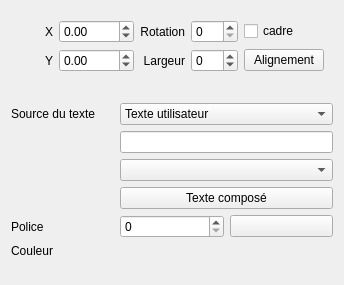
qelectrotech/qelectrotech-source-mirror, file sources/editor/ui/dynamictextfieldeditor.ui: the form before one commit.
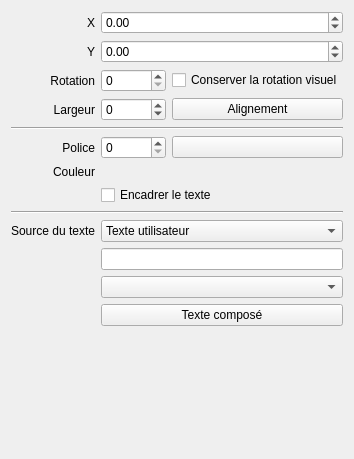
The form after the commit.

Commit message: Element editor: make element text option "keep visual rotation" editable.

```diff
--- a/sources/editor/ui/dynamictextfieldeditor.ui
+++ b/sources/editor/ui/dynamictextfieldeditor.ui
@@ -6,15 +6,132 @@
    <rect>
     <x>0</x>
     <y>0</y>
-    <width>344</width>
-    <height>285</height>
+    <width>354</width>
+    <height>459</height>
    </rect>
   </property>
   <property name="windowTitle">
    <string>Form</string>
   </property>
   <layout class="QGridLayout" name="m_main_grid_layout">
-   <item row="2" column="1" colspan="2">
+   <item row="5" column="2">
+    <widget class="QPushButton" name="m_font_pb">
+     <property name="text">
+      <string/>
+     </property>
+    </widget>
+   </item>
+   <item row="1" column="1" colspan="2">
+    <widget class="QDoubleSpinBox" name="m_y_sb">
+     <property name="minimum">
+      <double>-5000.000000000000000</double>
+     </property>
+     <property name="maximum">
+      <double>5000.000000000000000</double>
+     </property>
+    </widget>
+   </item>
+   <item row="5" column="1">
+    <widget class="QSpinBox" name="m_size_sb"/>
+   </item>
+   <item row="2" column="0">
+    <widget class="QLabel" name="label_7">
+     <property name="text">
+      <string>Rotation</string>
+     </property>
+     <property name="alignment">
+      <set>Qt::AlignRight|Qt::AlignTrailing|Qt::AlignVCenter</set>
+     </property>
+    </widget>
+   </item>
+   <item row="12" column="1" colspan="2">
+    <widget class="QPushButton" name="m_composite_text_pb">
+     <property name="text">
+      <string>Texte composé</string>
+     </property>
+    </widget>
+   </item>
+   <item row="1" column="0">
+    <widget class="QLabel" name="label_6">
+     <property name="text">
+      <string>Y</string>
+     </property>
+     <property name="alignment">
+      <set>Qt::AlignRight|Qt::AlignTrailing|Qt::AlignVCenter</set>
+     </property>
+    </widget>
+   </item>
+   <item row="10" column="1" colspan="2">
+    <widget class="QLineEdit" name="m_user_text_le"/>
+   </item>
+   <item row="3" column="1">
+    <widget class="QSpinBox" name="m_width_sb">
+     <property name="minimum">
+      <number>-1</number>
+     </property>
+     <property name="maximum">
+      <number>500</number>
+     </property>
+    </widget>
+   </item>
+   <item row="8" column="0" colspan="3">
+    <widget class="Line" name="line_2">
+     <property name="orientation">
+      <enum>Qt::Horizontal</enum>
+     </property>
+    </widget>
+   </item>
+   <item row="0" column="1" colspan="2">
+    <widget class="QDoubleSpinBox" name="m_x_sb">
+     <property name="minimum">
+      <double>-5000.000000000000000</double>
+     </property>
+     <property name="maximum">
+      <double>5000.000000000000000</double>
+     </property>
+    </widget>
+   </item>
+   <item row="11" column="1" colspan="2">
+    <widget class="QComboBox" name="m_elmt_info_cb"/>
+   </item>
+   <item row="5" column="0">
+    <widget class="QLabel" name="label">
+     <property name="text">
+      <string>Police</string>
+     </property>
+     <property name="alignment">
+      <set>Qt::AlignRight|Qt::AlignTrailing|Qt::AlignVCenter</set>
+     </property>
+    </widget>
+   </item>
+   <item row="2" column="2">
+    <widget class="QCheckBox" name="m_keep_visual_rotation_cb">
+     <property name="text">
+      <string>Conserver la rotation visuel</string>
+     </property>
+    </widget>
+   </item>
+   <item row="13" column="1">
+    <spacer name="verticalSpacer">
+     <property name="orientation">
+      <enum>Qt::Vertical</enum>
+     </property>
+     <property name="sizeHint" stdset="0">
+      <size>
+       <width>20</width>
+       <height>40</height>
+      </size>
+     </property>
+    </spacer>
+   </item>
+   <item row="2" column="1">
+    <widget class="QSpinBox" name="m_rotation_sb">
+     <property name="maximum">
+      <number>359</number>
+     </property>
+    </widget>
+   </item>
+   <item row="9" column="1" colspan="2">
     <widget class="QComboBox" name="m_text_from_cb">
      <item>
       <property name="text">
@@ -33,176 +150,64 @@
      </item>
     </widget>
    </item>
-   <item row="7" column="0">
+   <item row="3" column="2">
+    <widget class="QPushButton" name="m_alignment_pb">
+     <property name="text">
+      <string>Alignement</string>
+     </property>
+    </widget>
+   </item>
+   <item row="3" column="0">
+    <widget class="QLabel" name="label_2">
+     <property name="text">
+      <string>Largeur</string>
+     </property>
+     <property name="alignment">
+      <set>Qt::AlignRight|Qt::AlignTrailing|Qt::AlignVCenter</set>
+     </property>
+    </widget>
+   </item>
+   <item row="0" column="0">
+    <widget class="QLabel" name="label_5">
+     <property name="text">
+      <string>X</string>
+     </property>
+     <property name="alignment">
+      <set>Qt::AlignRight|Qt::AlignTrailing|Qt::AlignVCenter</set>
+     </property>
+    </widget>
+   </item>
+   <item row="6" column="0">
     <widget class="QLabel" name="label_3">
      <property name="text">
       <string>Couleur</string>
      </property>
-    </widget>
-   </item>
-   <item row="8" column="1">
-    <spacer name="verticalSpacer">
-     <property name="orientation">
-      <enum>Qt::Vertical</enum>
+     <property name="alignment">
+      <set>Qt::AlignRight|Qt::AlignTrailing|Qt::AlignVCenter</set>
      </property>
-     <property name="sizeHint" stdset="0">
-      <size>
-       <width>20</width>
-       <height>40</height>
-      </size>
-     </property>
-    </spacer>
-   </item>
-   <item row="4" column="1" colspan="2">
-    <widget class="QComboBox" name="m_elmt_info_cb"/>
-   </item>
-   <item row="3" column="1" colspan="2">
-    <widget class="QLineEdit" name="m_user_text_le"/>
-   </item>
-   <item row="5" column="1" colspan="2">
-    <widget class="QPushButton" name="m_composite_text_pb">
-     <property name="text">
-      <string>Texte composé</string>
-     </property>
     </widget>
    </item>
-   <item row="6" column="0">
-    <widget class="QLabel" name="label">
-     <property name="text">
-      <string>Police</string>
-     </property>
-    </widget>
-   </item>
-   <item row="2" column="0">
+   <item row="9" column="0">
     <widget class="QLabel" name="label_4">
      <property name="text">
       <string>Source du texte</string>
      </property>
+     <property name="alignment">
+      <set>Qt::AlignRight|Qt::AlignTrailing|Qt::AlignVCenter</set>
+     </property>
     </widget>
    </item>
-   <item row="1" column="0">
-    <spacer name="verticalSpacer_2">
+   <item row="4" column="0" colspan="3">
+    <widget class="Line" name="line">
      <property name="orientation">
-      <enum>Qt::Vertical</enum>
+      <enum>Qt::Horizontal</enum>
      </property>
-     <property name="sizeHint" stdset="0">
-      <size>
-       <width>20</width>
-       <height>40</height>
-      </size>
-     </property>
-    </spacer>
-   </item>
-   <item row="0" column="0" colspan="3">
-    <widget class="QFrame" name="frame">
-     <property name="frameShape">
-      <enum>QFrame::NoFrame</enum>
-     </property>
-     <property name="frameShadow">
-      <enum>QFrame::Raised</enum>
-     </property>
-     <layout class="QGridLayout" name="gridLayout_2">
-      <item row="0" column="1">
-       <widget class="QDoubleSpinBox" name="m_x_sb">
-        <property name="minimum">
-         <double>-5000.000000000000000</double>
-        </property>
-        <property name="maximum">
-         <double>5000.000000000000000</double>
-        </property>
-       </widget>
-      </item>
-      <item row="0" column="6">
-       <widget class="QCheckBox" name="m_frame_cb">
-        <property name="text">
-         <string>cadre</string>
-        </property>
-       </widget>
-      </item>
-      <item row="0" column="5">
-       <widget class="QSpinBox" name="m_rotation_sb">
-        <property name="maximum">
-         <number>359</number>
-        </property>
-       </widget>
-      </item>
-      <item row="0" column="4">
-       <widget class="QLabel" name="label_7">
-        <property name="text">
-         <string>Rotation</string>
-        </property>
-        <property name="alignment">
-         <set>Qt::AlignRight|Qt::AlignTrailing|Qt::AlignVCenter</set>
-        </property>
-       </widget>
-      </item>
-      <item row="0" column="0">
-       <widget class="QLabel" name="label_5">
-        <property name="text">
-         <string>X</string>
-        </property>
-        <property name="alignment">
-         <set>Qt::AlignRight|Qt::AlignTrailing|Qt::AlignVCenter</set>
-        </property>
-       </widget>
-      </item>
-      <item row="1" column="5">
-       <widget class="QSpinBox" name="m_width_sb">
-        <property name="minimum">
-         <number>-1</number>
-        </property>
-        <property name="maximum">
-         <number>500</number>
-        </property>
-       </widget>
-      </item>
-      <item row="1" column="4">
-       <widget class="QLabel" name="label_2">
-        <property name="text">
-         <string>Largeur</string>
-        </property>
-        <property name="alignment">
-         <set>Qt::AlignRight|Qt::AlignTrailing|Qt::AlignVCenter</set>
-        </property>
-       </widget>
-      </item>
-      <item row="1" column="0">
-       <widget class="QLabel" name="label_6">
-        <property name="text">
-         <string>Y</string>
-        </property>
-        <property name="alignment">
-         <set>Qt::AlignRight|Qt::AlignTrailing|Qt::AlignVCenter</set>
-        </property>
-       </widget>
-      </item>
-      <item row="1" column="1">
-       <widget class="QDoubleSpinBox" name="m_y_sb">
-        <property name="minimum">
-         <double>-5000.000000000000000</double>
-        </property>
-        <property name="maximum">
-         <double>5000.000000000000000</double>
-        </property>
-       </widget>
-      </item>
-      <item row="1" column="6">
-       <widget class="QPushButton" name="m_alignment_pb">
-        <property name="text">
-         <string>Alignement</string>
-        </property>
-       </widget>
-      </item>
-     </layout>
     </widget>
    </item>
-   <item row="6" column="1">
-    <widget class="QSpinBox" name="m_size_sb"/>
-   </item>
-   <item row="6" column="2">
-    <widget class="QPushButton" name="m_font_pb">
+   <item row="7" column="1" colspan="2">
+    <widget class="QCheckBox" name="m_frame_cb">
      <property name="text">
-      <string/>
+      <string>Encadrer le texte</string>
      </property>
     </widget>
    </item>
```
Left out of the diff: 15 changed lines with no effect on the pictures. The commit also changes 4 other files.
